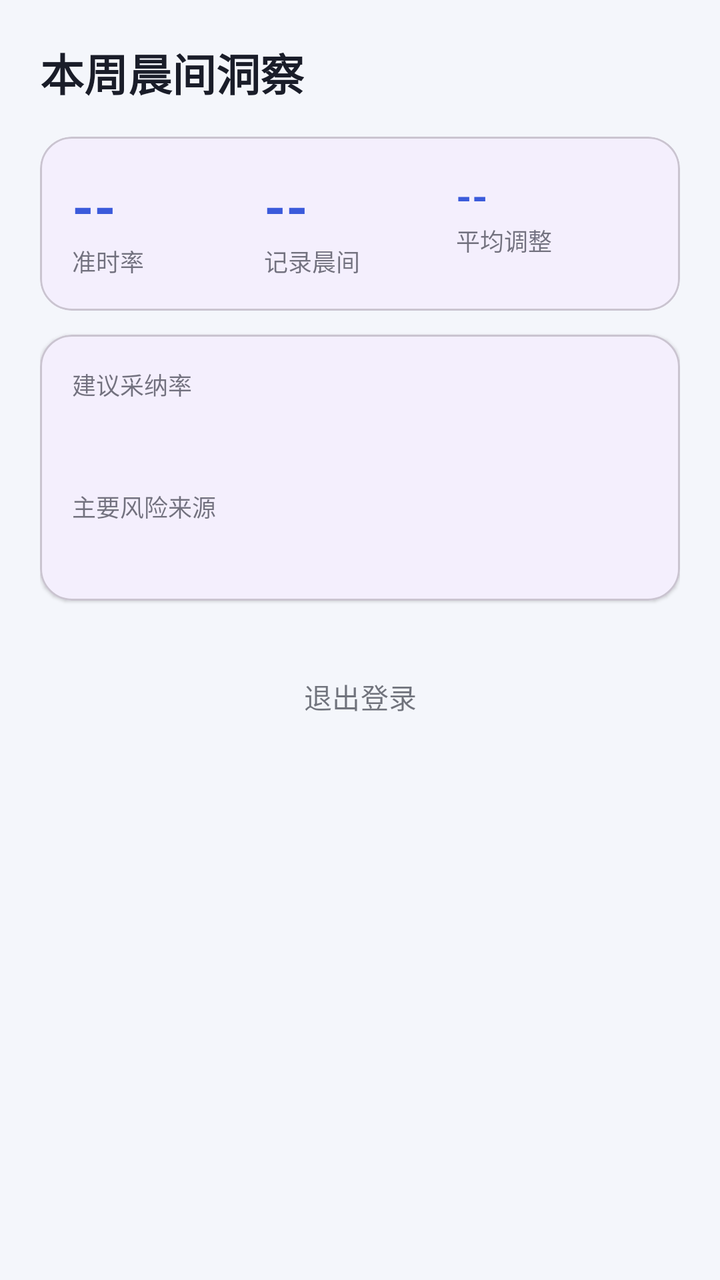
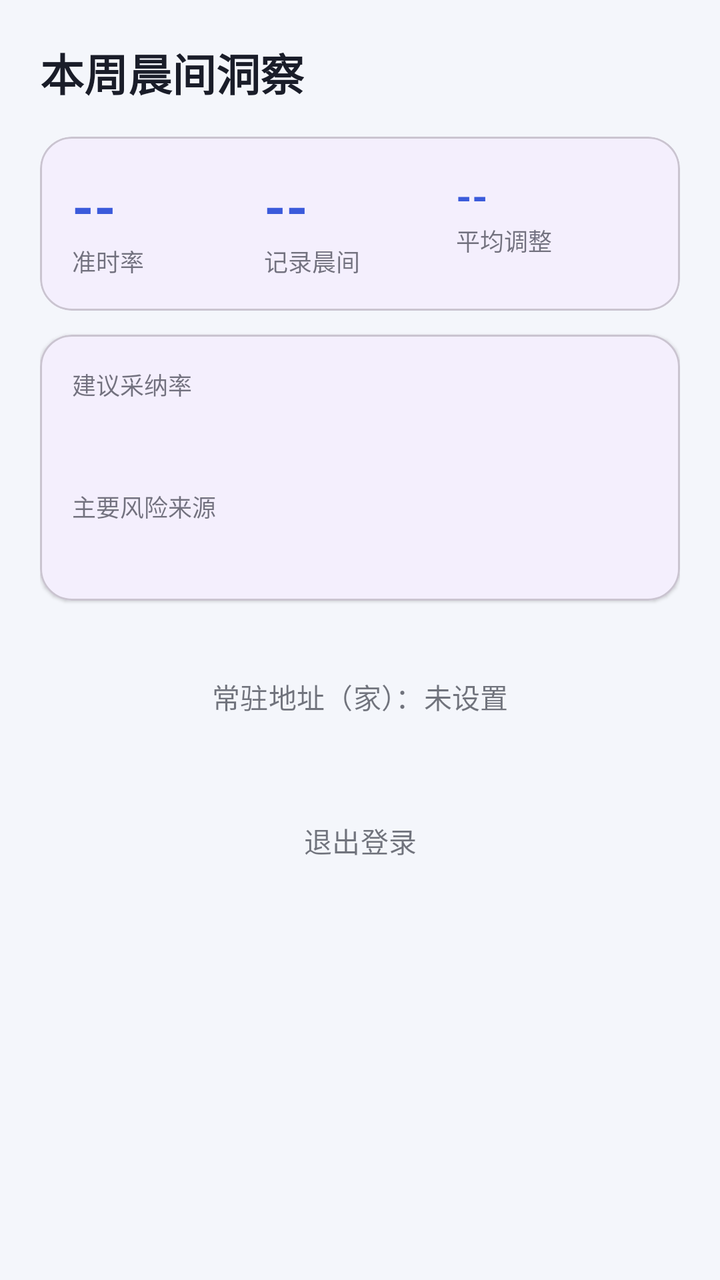

The first picture is an Android layout as it rendered before a commit; the second is the same layout after the commit. The layout source and the unified diff follow.
<!-- AndroidManifest.xml: application theme Theme.WakeWise -->
<!-- res/layout/fragment_stats.xml -->
<?xml version="1.0" encoding="utf-8"?>
<ScrollView xmlns:android="http://schemas.android.com/apk/res/android"
    xmlns:app="http://schemas.android.com/apk/res-auto"
    android:layout_width="match_parent"
    android:layout_height="match_parent">

    <LinearLayout
        android:layout_width="match_parent"
        android:layout_height="wrap_content"
        android:orientation="vertical"
        android:padding="20dp">

        <TextView
            android:layout_width="wrap_content"
            android:layout_height="wrap_content"
            android:text="@string/stats_title"
            android:textSize="22sp"
            android:textStyle="bold"
            android:textColor="@color/text_primary" />

        <com.google.android.material.card.MaterialCardView
            android:layout_width="match_parent"
            android:layout_height="wrap_content"
            android:layout_marginTop="16dp"
            app:cardCornerRadius="16dp"
            app:cardElevation="1dp">

            <LinearLayout
                android:layout_width="match_parent"
                android:layout_height="wrap_content"
                android:orientation="horizontal"
                android:padding="16dp">

                <LinearLayout
                    android:layout_width="0dp"
                    android:layout_height="wrap_content"
                    android:layout_weight="1"
                    android:orientation="vertical">

                    <TextView
                        android:id="@+id/txt_on_time"
                        android:layout_width="wrap_content"
                        android:layout_height="wrap_content"
                        android:text="--"
                        android:textSize="28sp"
                        android:textStyle="bold"
                        android:textColor="@color/primary" />

                    <TextView
                        android:layout_width="wrap_content"
                        android:layout_height="wrap_content"
                        android:text="@string/stats_on_time"
                        android:textSize="12sp"
                        android:textColor="@color/text_primary"
                        android:alpha="0.6" />
                </LinearLayout>

                <LinearLayout
                    android:layout_width="0dp"
                    android:layout_height="wrap_content"
                    android:layout_weight="1"
                    android:orientation="vertical">

                    <TextView
                        android:id="@+id/txt_tracked"
                        android:layout_width="wrap_content"
                        android:layout_height="wrap_content"
                        android:text="--"
                        android:textSize="28sp"
                        android:textStyle="bold"
                        android:textColor="@color/primary" />

                    <TextView
                        android:layout_width="wrap_content"
                        android:layout_height="wrap_content"
                        android:text="@string/stats_tracked"
                        android:textSize="12sp"
                        android:textColor="@color/text_primary"
                        android:alpha="0.6" />
                </LinearLayout>

                <LinearLayout
                    android:layout_width="0dp"
                    android:layout_height="wrap_content"
                    android:layout_weight="1"
                    android:orientation="vertical">

                    <TextView
                        android:id="@+id/txt_adjust"
                        android:layout_width="wrap_content"
                        android:layout_height="wrap_content"
                        android:text="--"
                        android:textSize="20sp"
                        android:textStyle="bold"
                        android:textColor="@color/primary" />

                    <TextView
                        android:layout_width="wrap_content"
                        android:layout_height="wrap_content"
                        android:text="@string/stats_adjust"
                        android:textSize="12sp"
                        android:textColor="@color/text_primary"
                        android:alpha="0.6" />
                </LinearLayout>
            </LinearLayout>
        </com.google.android.material.card.MaterialCardView>

        <com.google.android.material.card.MaterialCardView
            android:layout_width="match_parent"
            android:layout_height="wrap_content"
            android:layout_marginTop="12dp"
            app:cardCornerRadius="16dp"
            app:cardElevation="1dp">

            <LinearLayout
                android:layout_width="match_parent"
                android:layout_height="wrap_content"
                android:orientation="vertical"
                android:padding="16dp">

                <TextView
                    android:layout_width="wrap_content"
                    android:layout_height="wrap_content"
                    android:text="@string/stats_acceptance"
                    android:textSize="12sp"
                    android:textColor="@color/text_primary"
                    android:alpha="0.6" />

                <TextView
                    android:id="@+id/txt_acceptance"
                    android:layout_width="wrap_content"
                    android:layout_height="wrap_content"
                    android:layout_marginTop="2dp"
                    android:textSize="22sp"
                    android:textStyle="bold"
                    android:textColor="@color/text_primary" />

                <TextView
                    android:layout_width="wrap_content"
                    android:layout_height="wrap_content"
                    android:layout_marginTop="12dp"
                    android:text="@string/stats_risk_title"
                    android:textSize="12sp"
                    android:textColor="@color/text_primary"
                    android:alpha="0.6" />

                <TextView
                    android:id="@+id/txt_risk_factors"
                    android:layout_width="wrap_content"
                    android:layout_height="wrap_content"
                    android:layout_marginTop="2dp"
                    android:textSize="15sp"
                    android:textColor="@color/text_primary" />
            </LinearLayout>
        </com.google.android.material.card.MaterialCardView>

        <com.google.android.material.button.MaterialButton
            android:id="@+id/btn_logout"
            style="@style/Widget.Material3.Button.TextButton"
            android:layout_width="match_parent"
            android:layout_height="wrap_content"
            android:layout_marginTop="24dp"
            android:alpha="0.6"
            android:text="@string/btn_logout"
            android:textColor="@color/text_primary" />
    </LinearLayout>
</ScrollView>
<!-- resources referenced by this layout -->
<resources>
  <color name="primary">#3B5BDB</color>
  <color name="text_primary">#1A1D29</color>
  <string name="btn_logout">退出登录</string>
  <string name="stats_acceptance">建议采纳率</string>
  <string name="stats_adjust">平均调整</string>
  <string name="stats_on_time">准时率</string>
  <string name="stats_risk_title">主要风险来源</string>
  <string name="stats_title">本周晨间洞察</string>
  <string name="stats_tracked">记录晨间</string>
  <style name="Theme.WakeWise" parent="Theme.Material3.DayNight.NoActionBar">
          <item name="colorPrimary">@color/primary</item>
          <item name="android:statusBarColor">@color/primary_dark</item>
          <item name="android:windowBackground">@color/background_light</item>
      </style>
  <color name="primary_dark">#2C4399</color>
  <color name="background_light">#F4F6FB</color>
</resources>

<!-- the commit's change to res/layout/fragment_stats.xml (unified diff, before → after) -->
@@ -155,6 +155,18 @@
         </com.google.android.material.card.MaterialCardView>
 
         <com.google.android.material.button.MaterialButton
+            android:id="@+id/btn_home_address"
+            style="@style/Widget.Material3.Button.TextButton"
+            android:layout_width="match_parent"
+            android:layout_height="wrap_content"
+            android:layout_marginTop="24dp"
+            android:alpha="0.6"
+            android:maxLines="1"
+            android:ellipsize="end"
+            android:text="@string/stats_home_unset"
+            android:textColor="@color/text_primary" />
+
+        <com.google.android.material.button.MaterialButton
             android:id="@+id/btn_logout"
             style="@style/Widget.Material3.Button.TextButton"
             android:layout_width="match_parent"
<!-- resource entries referenced after the edit -->
@@ -5,6 +5,7 @@
   <string name="btn_logout">退出登录</string>
   <string name="stats_acceptance">建议采纳率</string>
   <string name="stats_adjust">平均调整</string>
+  <string name="stats_home_unset">常驻地址（家）：未设置</string>
   <string name="stats_on_time">准时率</string>
   <string name="stats_risk_title">主要风险来源</string>
   <string name="stats_title">本周晨间洞察</string>
